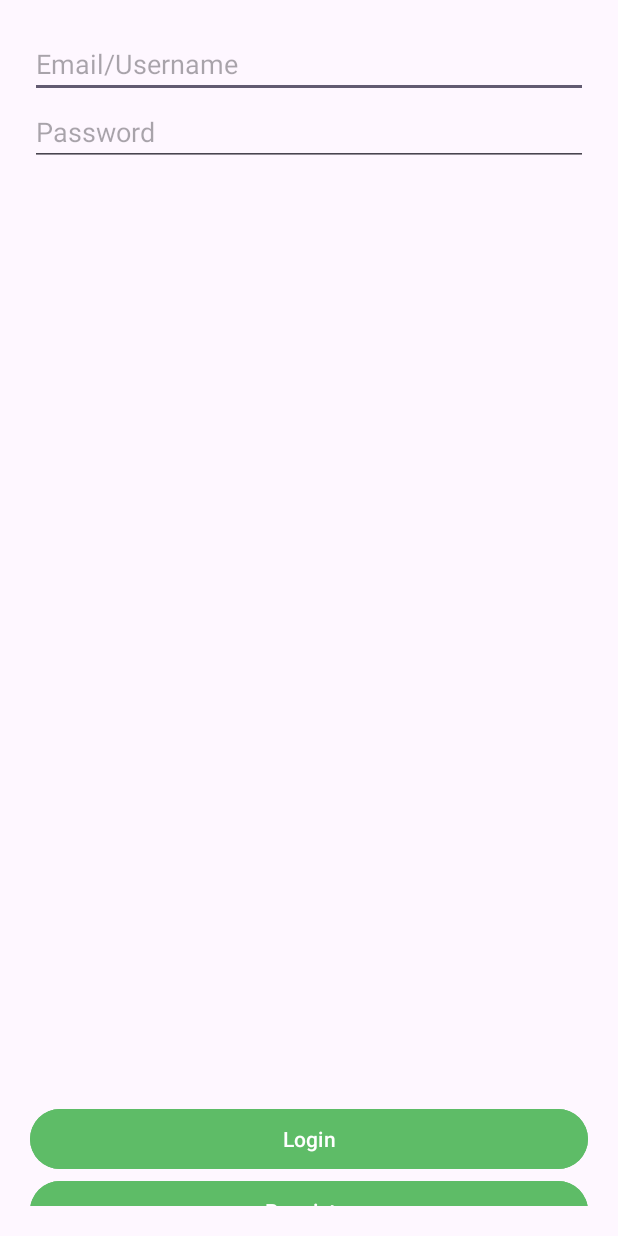
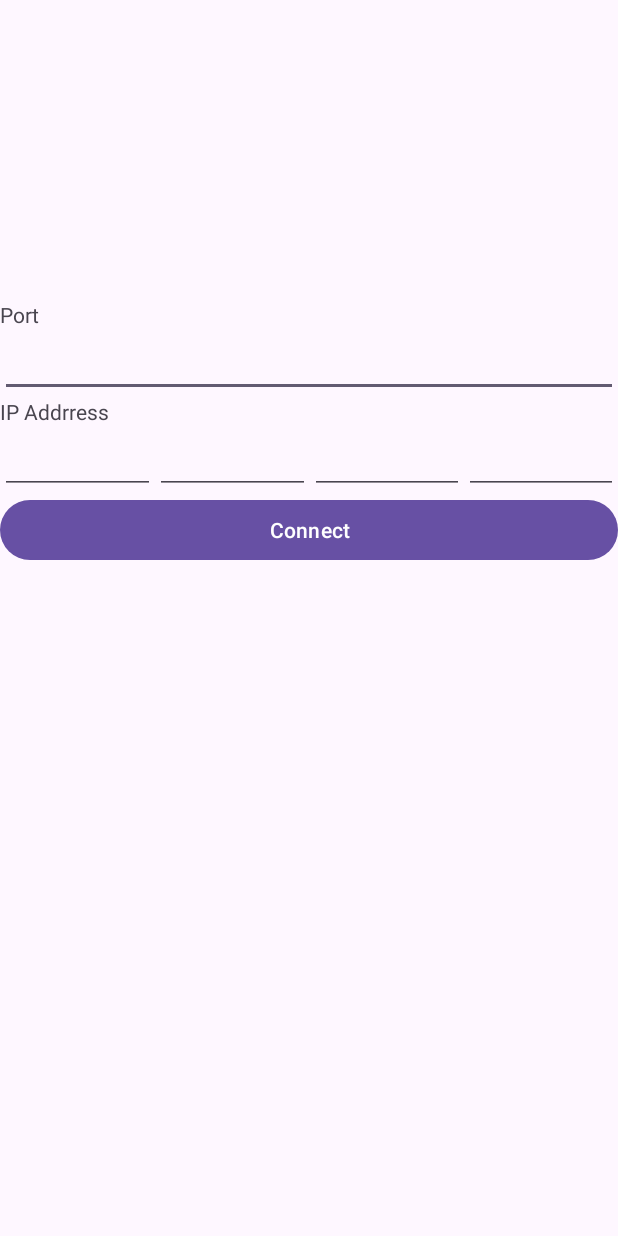
Before and after one commit to MarceloMarques124/proj2ano, an Android app: the screen it shows after launch (LoginActivity before the commit, ServerConnectionActivity after it), on a phone screen of 412 x 824 dp. Run offline under Robolectric (Android 15) with nearby library versions, the phone set to English and light mode, and no system bars.

Commit message:
Commit #4
Configuração de activity de ligação ao servidor

```diff
--- a/RMMobile/app/build.gradle.kts
+++ b/RMMobile/app/build.gradle.kts
@@ -26,6 +26,9 @@ android {
         sourceCompatibility = JavaVersion.VERSION_1_8
         targetCompatibility = JavaVersion.VERSION_1_8
     }
+    buildFeatures {
+        viewBinding = true
+    }
 }
 
 dependencies {
@@ -33,6 +36,8 @@ dependencies {
     implementation("androidx.appcompat:appcompat:1.6.1")
     implementation("com.google.android.material:material:1.10.0")
     implementation("androidx.constraintlayout:constraintlayout:2.1.4")
+    implementation("androidx.navigation:navigation-fragment:2.5.3")
+    implementation("androidx.navigation:navigation-ui:2.5.3")
     testImplementation("junit:junit:4.13.2")
     androidTestImplementation("androidx.test.ext:junit:1.1.5")
     androidTestImplementation("androidx.test.espresso:espresso-core:3.5.1")
--- a/RMMobile/app/src/main/java/com/example/restmanager/LoginActivity.java
+++ b/RMMobile/app/src/main/java/com/example/restmanager/LoginActivity.java
@@ -22,6 +22,9 @@ public class LoginActivity extends AppCompatActivity {
 
         etEmail = findViewById(R.id.etEmailUsername);
         etPassword = findViewById(R.id.etPassword);
+
+        etEmail.setText("z@z.x");
+        etPassword.setText("1234");
     }
 
     public void onClickLogin(View view){
--- /dev/null
+++ b/RMMobile/app/src/main/java/com/example/restmanager/ServerConnectionActivity.java
@@ -0,0 +1,90 @@
+package com.example.restmanager;
+
+import androidx.appcompat.app.AppCompatActivity;
+
+import android.content.Intent;
+import android.os.Bundle;
+import android.text.Editable;
+import android.text.TextWatcher;
+import android.view.View;
+import android.widget.EditText;
+
+public class ServerConnectionActivity extends AppCompatActivity {
+
+    private EditText first;
+    private EditText second;
+    private EditText third;
+    private EditText fourth;
+    private EditText port;
+    private String IP;
+
+    @Override
+    protected void onCreate(Bundle savedInstanceState) {
+        super.onCreate(savedInstanceState);
+        setContentView(R.layout.activity_server_connection);
+
+        first = findViewById(R.id.etFirstThree);
+        second = findViewById(R.id.etSecondThree);
+        third = findViewById(R.id.etThirdThree);
+        fourth = findViewById(R.id.etFourthThree);
+        port = findViewById(R.id.etPort);
+
+        addTextWatcher(first, second);
+        addTextWatcher(second, third);
+        addTextWatcher(third, fourth);
+    }
+
+    public void onClickConnect(View view){
+        if (isValid(first, 3)){
+            if (isValid(second, 2)){
+                if (isValid(third, 2)){
+                    if (isValid(fourth, 3)){
+                        IP = first.getText().toString() + "." + second.getText().toString() + "." + third.getText().toString() + "." + fourth.getText().toString();
+                        System.out.println("---->" + IP);
+                        Intent intent = new Intent(getApplicationContext(), LoginActivity.class);
+                        startActivity(intent);
+                        onStop();
+                    }else{
+                        fourth.setError("Not Valid");
+                    }
+                }else{
+                    third.setError("Not Valid");
+                }
+            }else{
+                second.setError("Not Valid");
+            }
+        }else{
+            first.setError("Not Valid");
+        }
+    }
+
+    private boolean isValid(EditText number, int max){
+        if (number.getText().toString().trim().isEmpty()  || number.length() > max)
+            return false;
+        return true;
+    }
+
+    private void addTextWatcher(final EditText currentEditText, final EditText nextEditText) {
+        currentEditText.addTextChangedListener(new TextWatcher() {
+
+            @Override
+            public void beforeTextChanged(CharSequence s, int start, int count, int after) {
+
+            }
+
+            @Override
+            public void onTextChanged(CharSequence s, int start, int before, int count) {
+
+            }
+
+            @Override
+            public void afterTextChanged(Editable editable) {
+                if (editable.length() == /* specify your desired length */ 3) {
+                    // Move focus to the next EditText
+                    nextEditText.requestFocus();
+                }
+            }
+        });
+    }
+
+}
--- /dev/null
+++ b/RMMobile/app/src/main/res/layout/activity_server_connection.xml
@@ -0,0 +1,74 @@
+<?xml version="1.0" encoding="utf-8"?>
+<LinearLayout xmlns:android="http://schemas.android.com/apk/res/android"
+    xmlns:app="http://schemas.android.com/apk/res-auto"
+    xmlns:tools="http://schemas.android.com/tools"
+    android:orientation="vertical"
+    android:layout_width="match_parent"
+    android:layout_height="match_parent"
+    tools:context=".ServerConnectionActivity"
+    android:layout_marginTop="200dp">
+
+    <TextView
+        android:id="@+id/textView"
+        android:layout_width="match_parent"
+        android:layout_height="wrap_content"
+        android:text="@string/tvPort" />
+
+    <EditText
+        android:id="@+id/etPort"
+        android:layout_width="match_parent"
+        android:layout_height="wrap_content"
+        android:ems="10"
+        android:inputType="numberSigned" />
+
+    <TextView
+        android:id="@+id/textView2"
+        android:layout_width="wrap_content"
+        android:layout_height="wrap_content"
+        android:text="@string/tvIP" />
+
+    <LinearLayout
+        android:layout_width="match_parent"
+        android:layout_height="wrap_content"
+        android:orientation="horizontal">
+
+        <EditText
+            android:id="@+id/etFirstThree"
+            android:layout_width="wrap_content"
+            android:layout_height="wrap_content"
+            android:layout_weight="1"
+            android:ems="10"
+            android:inputType="numberSigned" />
+
+        <EditText
+            android:id="@+id/etSecondThree"
+            android:layout_width="wrap_content"
+            android:layout_height="wrap_content"
+            android:layout_weight="1"
+            android:ems="10"
+            android:inputType="numberSigned" />
+
+        <EditText
+            android:id="@+id/etThirdThree"
+            android:layout_width="wrap_content"
+            android:layout_height="wrap_content"
+            android:layout_weight="1"
+            android:ems="10"
+            android:inputType="numberSigned" />
+
+        <EditText
+            android:id="@+id/etFourthThree"
+            android:layout_width="wrap_content"
+            android:layout_height="wrap_content"
+            android:layout_weight="1"
+            android:ems="10"
+            android:inputType="numberSigned" />
+    </LinearLayout>
+
+    <Button
+        android:id="@+id/btnServerConnect"
+        android:layout_width="match_parent"
+        android:layout_height="wrap_content"
+        android:onClick="onClickConnect"
+        android:text="@string/btnConnect" />
+</LinearLayout>
--- /dev/null
+++ b/RMMobile/app/src/main/res/values-land/dimens.xml
@@ -0,0 +1,3 @@
+<resources>
+      <dimen name="fab_margin">48dp</dimen>
+   </resources>
--- /dev/null
+++ b/RMMobile/app/src/main/res/values-v23/themes.xml
@@ -0,0 +1,8 @@
+<resources xmlns:tools="http://schemas.android.com/tools">
+  <style name="Theme.RestManager" parent="Base.Theme.RestManager">
+    <!-- Transparent system bars for edge-to-edge. -->
+    <item name="android:navigationBarColor">@android:color/transparent</item>
+    <item name="android:statusBarColor">@android:color/transparent</item>
+    <item name="android:windowLightStatusBar">?attr/isLightTheme</item>
+  </style>
+</resources>
--- /dev/null
+++ b/RMMobile/app/src/main/res/values-w1240dp/dimens.xml
@@ -0,0 +1,3 @@
+<resources>
+      <dimen name="fab_margin">200dp</dimen>
+   </resources>
--- /dev/null
+++ b/RMMobile/app/src/main/res/values-w600dp/dimens.xml
@@ -0,0 +1,3 @@
+<resources>
+      <dimen name="fab_margin">48dp</dimen>
+   </resources>
--- /dev/null
+++ b/RMMobile/app/src/main/res/values/dimens.xml
@@ -0,0 +1,3 @@
+<resources>
+      <dimen name="fab_margin">16dp</dimen>
+   </resources>
--- a/RMMobile/app/src/main/res/values/strings.xml
+++ b/RMMobile/app/src/main/res/values/strings.xml
@@ -14,4 +14,7 @@
     <string name="etRePassword">Confirm Password</string>
     <string name="etEmailError">Invalid Email/Username</string>
     <string name="etPasswordError">Invalid Password</string>
+    <string name="tvPort">Port</string>
+    <string name="tvIP">IP Addrress</string>
+    <string name="btnConnect">Connect</string>>
 </resources>
```
Also changed, not shown: RMMobile/app/src/main/AndroidManifest.xml (+12 -9 lines), 189 other files.
